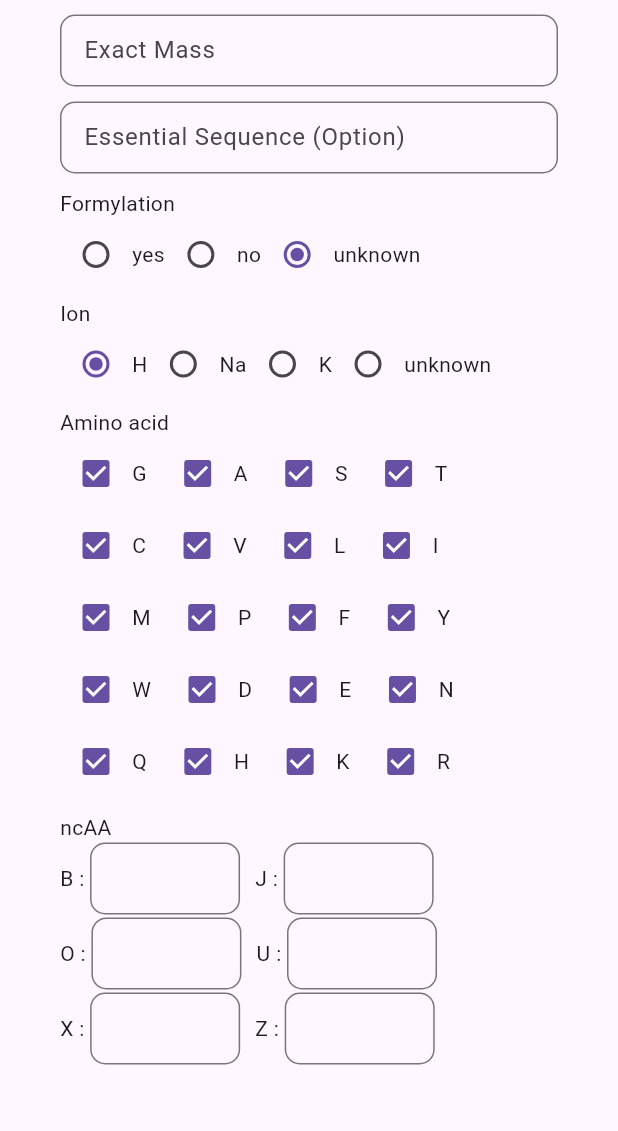
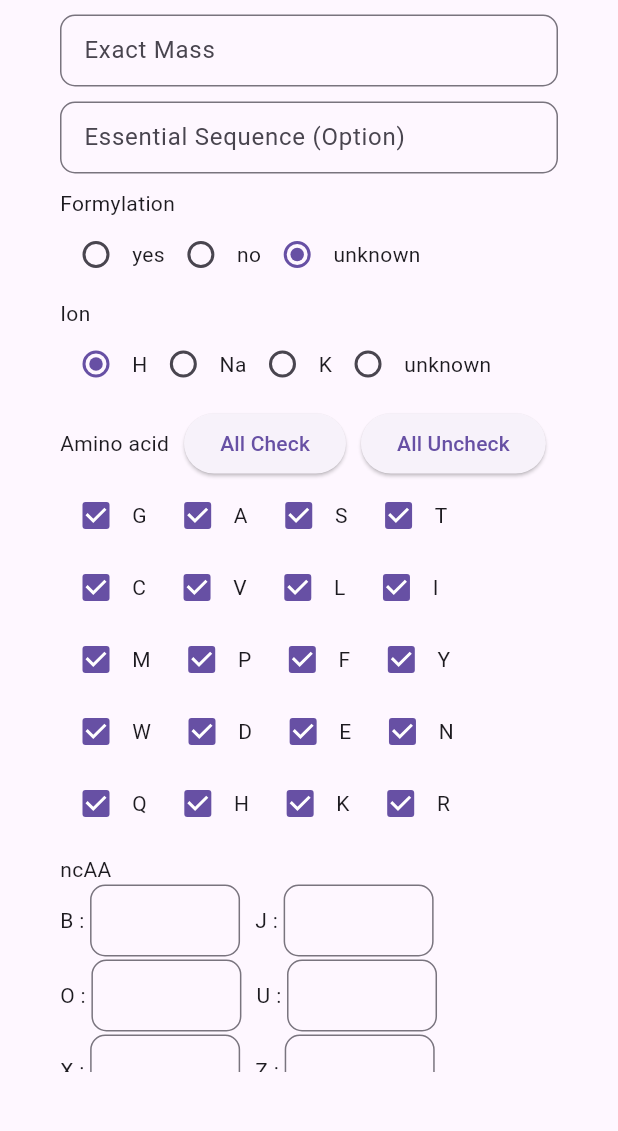
Before and after one commit to Gyeony95/Amino-Calc, a Flutter app: the screen it shows after launch, on a phone screen of 412 x 824 dp, the part 104-1235 px from its top. Run offline on Flutter 3.47's test engine with Material 3 defaults, Android fonts, the phone set to English and light mode, and no system bars; our stand-ins replace tuple.

Commit message:
feat : 아미노산 전체선택, 전체비선택 버튼 추가

```diff
--- a/lib/widget/amino_map_selector.dart
+++ b/lib/widget/amino_map_selector.dart
@@ -3,7 +3,9 @@ import 'package:flutter/material.dart';
 // ignore: must_be_immutable
 class AminoMapSelector extends StatefulWidget {
   Function(Map<String, bool> selectedAminos) onChangeAminos;
+
   AminoMapSelector({super.key, required this.onChangeAminos});
+
   @override
   _AminoMapSelectorState createState() => _AminoMapSelectorState();
 }
@@ -37,7 +39,7 @@ class _AminoMapSelectorState extends State<AminoMapSelector> {
     return Column(
       crossAxisAlignment: CrossAxisAlignment.start,
       children: [
-        const Text('Amino acid'),
+        _titleRow(),
         Wrap(
           children: selectedAminos.keys.map((String amino) {
             return Row(
@@ -47,7 +49,7 @@ class _AminoMapSelectorState extends State<AminoMapSelector> {
                   value: selectedAminos[amino]!,
                   onChanged: (bool? value) {
                     setState(
-                          () {
+                      () {
                         selectedAminos[amino] = value!;
                         widget.onChangeAminos(selectedAminos);
                       },
@@ -63,4 +65,27 @@ class _AminoMapSelectorState extends State<AminoMapSelector> {
       ],
     );
   }
+
+  Widget _titleRow() {
+    return Row(
+      children: [
+        const Text('Amino acid'),
+        const SizedBox(width: 10),
+        ElevatedButton(onPressed: ()  => _buttonTap(true), child: const Text('All Check')),
+        const SizedBox(width: 10),
+        ElevatedButton(onPressed: () => _buttonTap(false), child: const Text('All Uncheck')),
+      ],
+    );
+  }
+
+  void _buttonTap(bool value) {
+    setState(
+      () {
+        for(var key in selectedAminos.keys){
+          selectedAminos[key] = value;
+        }
+        widget.onChangeAminos(selectedAminos);
+      },
+    );
+  }
 }
```
